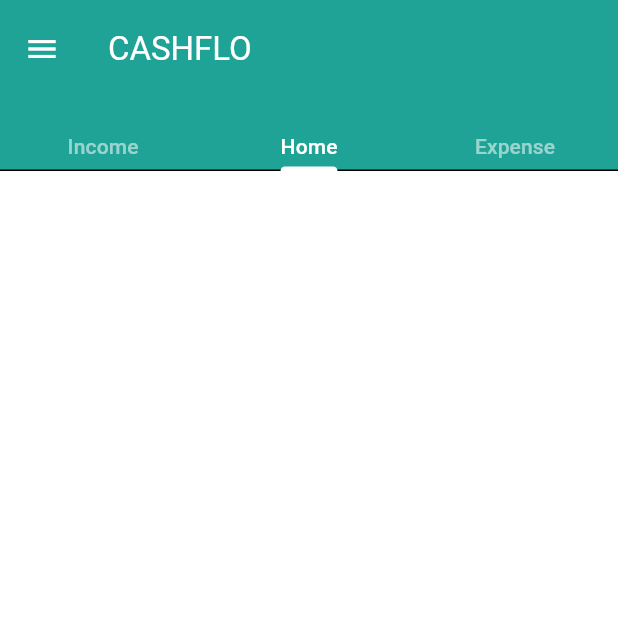
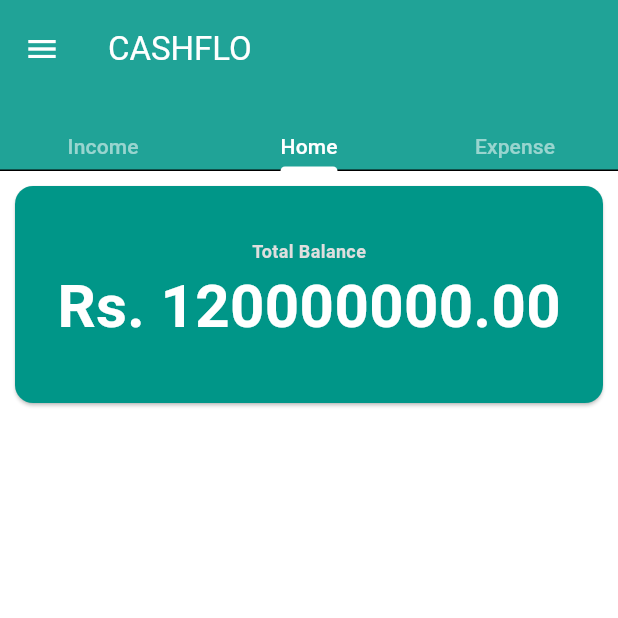
Before and after one commit to fatiqhussnain/SE-Lab-Project-2023, a Flutter app: the HomeNavigation screen opened by its route, on a phone screen of 412 x 824 dp, the top half of it. Run offline on Flutter 3.47's test engine with Material 3 defaults, Android fonts, the phone set to English and light mode, and no system bars; our stand-ins replace sqflite, sqflite_common_ffi; accounts and stored records are empty.

Commit message:
Created Balance Card

```diff
--- a/lib/AppColors.dart
+++ b/lib/AppColors.dart
@@ -2,7 +2,9 @@
 
 import 'package:flutter/material.dart';
 
-const Color themeColor = Colors.teal;//Color(0xFF29C49E);
+const Color themeColor = Colors.teal;
+
+
 const Color secondaryColor = Color(0xFF2E2E2E);
 const Color tertiaryColor = Color(0xFF3E3E3E);
 const Color quaternaryColor = Color(0xFF4E4E4E);
--- a/lib/Screens/Home.dart
+++ b/lib/Screens/Home.dart
@@ -1,4 +1,5 @@
 import 'package:flutter/material.dart';
+import '../AppColors.dart';
 
 class Home extends StatefulWidget {
   const Home({super.key});
@@ -10,6 +11,53 @@ class Home extends StatefulWidget {
 class _HomeState extends State<Home> {
   @override
   Widget build(BuildContext context) {
-    return Scaffold();
+    double height = MediaQuery.of(context).size.height;
+    double width  = MediaQuery.of(context).size.width;
+
+    return Scaffold(
+      body: SingleChildScrollView(
+        child: Column(
+          children: [
+            Container(
+              height: height * 0.2,
+              width: width,
+              child: const Expanded(
+                child: Padding(
+                  padding: EdgeInsets.all(6.0),
+                  child: Card(
+                    color: themeColor,
+                    child: Column(
+                      mainAxisAlignment: MainAxisAlignment.center,
+                      crossAxisAlignment: CrossAxisAlignment.center,
+                      children: [
+                        Text(
+                          'Total Balance',
+                          style: TextStyle(
+                            fontSize: 12,
+                            fontWeight: FontWeight.bold,
+                            color: thirteenthColor
+                          ),
+                        ),
+                        SingleChildScrollView(
+                          scrollDirection: Axis.horizontal,
+                          child: Text(
+                            'Rs. 120000000.00',
+                            style: TextStyle(
+                              fontSize: 40,
+                              fontWeight: FontWeight.bold,
+                              color: Colors.white
+                            ),
+                          ),
+                        )
+                      ],
+                    )
+                  ),
+                ),
+              ),
+            )
+          ],
+        ),
+      ),
+    );
   }
 }
```
